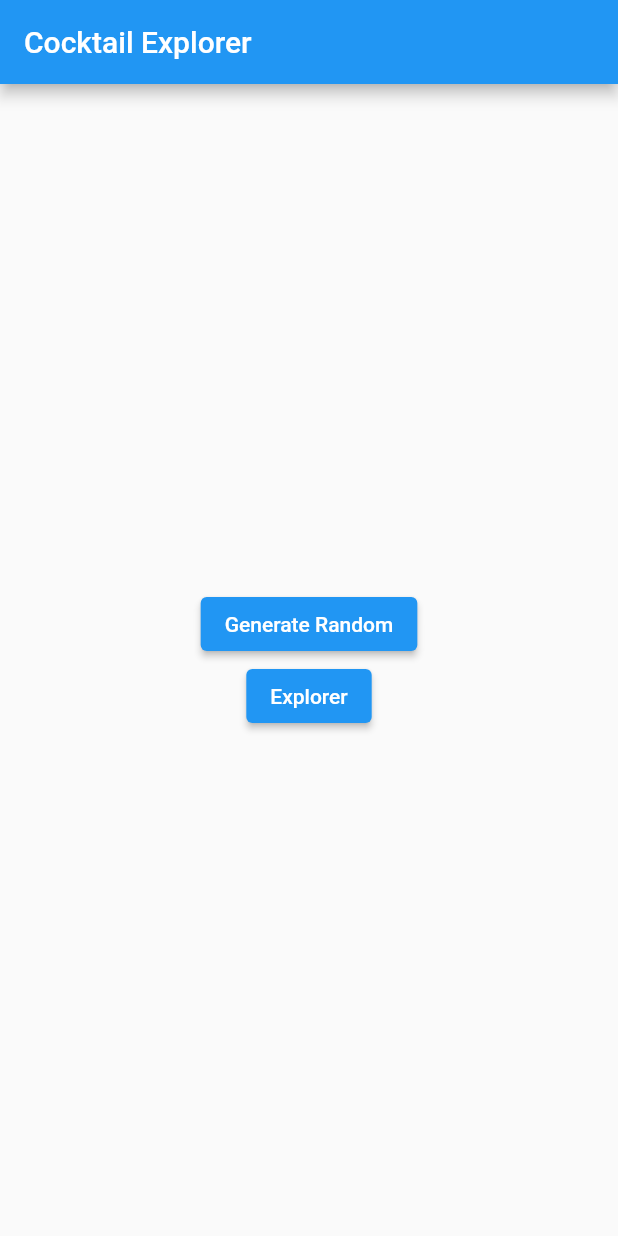
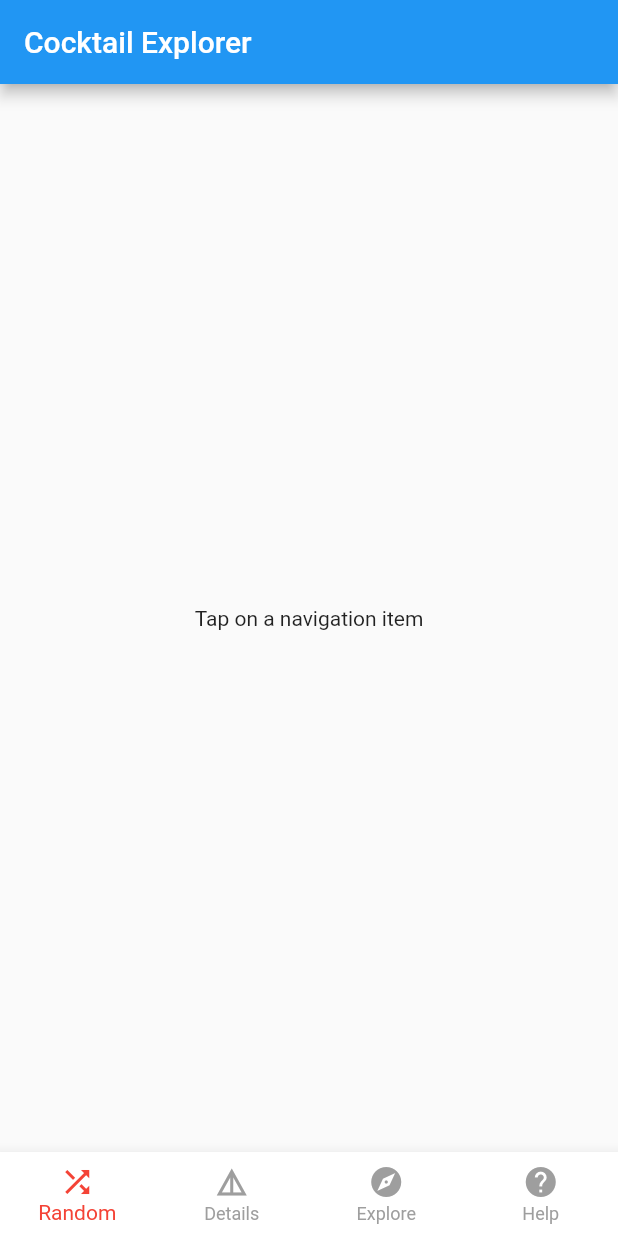
Before and after one commit to rowan888/Cocktail_App_1, a Flutter app: the screen it shows after launch, on a phone screen of 412 x 824 dp. Run offline on Flutter 3.47's test engine with Material 2 defaults, Android fonts, the phone set to English and light mode, and no system bars.

Commit message:
Added general design improvements

```diff
--- a/lib/explorer_page.dart
+++ b/lib/explorer_page.dart
@@ -91,9 +91,7 @@ class _CocktailExplorerState extends State<CocktailExplorer> {
   @override
   Widget build(BuildContext context) {
     return Scaffold(
-      appBar: AppBar(
-        title: Text('Cocktail Explorer'),
-      ),
+
       body: Column(
         children: <Widget>[
           Padding(
--- /dev/null
+++ b/lib/help_page.dart
@@ -0,0 +1,15 @@
+import 'package:flutter/material.dart';
+
+class HelpPage extends StatelessWidget {
+  @override
+  Widget build(BuildContext context) {
+    return Scaffold(
+      appBar: AppBar(
+        title: Text('Help'),
+      ),
+      body: Center(
+        child: Text('Help Page', style: TextStyle(fontSize: 24)),
+      ),
+    );
+  }
+}
--- a/lib/home_page.dart
+++ b/lib/home_page.dart
@@ -10,67 +10,89 @@ class HomePage extends StatefulWidget {
 }
 
 class _HomePageState extends State<HomePage> {
+  int _currentIndex = 0; // Current index for the BottomNavigationBar
   Map<String, dynamic>? cocktail; // Declares a variable to hold the cocktail data
-  bool showDetailsButton = false; // Declares a variable to control the visibility of the details button
+  bool showDetailsIndicator = false; // Declares a variable to control the visibility of the indicator
 
-  @override
-  Widget build(BuildContext context) {
-    return Scaffold(
-      appBar: AppBar(
-        title: Text('Cocktail Explorer '),
-      ),
-      body: Center(
-        child: Column(
-          mainAxisAlignment: MainAxisAlignment.center,
-          children: <Widget>[
-            ElevatedButton(
-              child: Text('Generate Random'),
-              onPressed: () async {
-                await fetchCocktail(); // Fetches a random cocktail
-                if (cocktail != null) {
-                  // If the cocktail data is not null, show the details button
-                  setState(() {
-                    showDetailsButton = true;
-                  });
-                }
-              },
-            ),
-            if (showDetailsButton) // If showDetailsButton is true, show the details button
-              ElevatedButton(
-                child: Text('View Details'),
-                onPressed: () {
-                  // Navigate to the details page
-                  Navigator.push(
-                    context,
-                    MaterialPageRoute(builder: (context) => DetailsPage(cocktail: cocktail!)),
-                  );
-                },
-              ),
-            ElevatedButton(
-              child: Text('Explorer'),
-              onPressed: () {
-                // Navigate to the CocktailExplorer page
-                Navigator.push(
-                  context,
-                  MaterialPageRoute(builder: (context) => CocktailExplorer()),
-                );
-              },
-            ),
-          ],
-        ),
-      ),
-    );
-  }
-
+  // Function to fetch random cocktail data
   Future<void> fetchCocktail() async {
     try {
       final response = await http.get(Uri.parse('https://www.thecocktaildb.com/api/json/v1/1/random.php'));
       final Map<String, dynamic> newCocktail = json.decode(response.body)['drinks'][0];
       setState(() {
         cocktail = newCocktail;
+        showDetailsIndicator = true; // Enable the indicator when data is fetched
+        // Do not change _currentIndex here, just update the indicator
+        // Update the "Details" tab label with a badge
+        navBarItems[1] = BottomNavigationBarItem(
+          icon: Icon(Icons.details),
+          label: 'Details${showDetailsIndicator ? '  ●' : ''}',
+        );
       });
     } catch (e) {
       print('Failed to fetch cocktail: $e');
     }
   }
+
+  // Function to handle navigation bar tap
+  void onTabTapped(int index) {
+    setState(() {
+      _currentIndex = index;
+      if (_currentIndex == 1 && cocktail != null) { // Make sure there is a cocktail data to show
+        showDetailsIndicator = false; // Reset the indicator when navigating to details
+        // Update the "Details" tab label without the badge
+        navBarItems[1] = BottomNavigationBarItem(
+          icon: Icon(Icons.details),
+          label: 'Details',
+        );
+        Navigator.push(
+          context,
+          MaterialPageRoute(builder: (context) => DetailsPage(cocktail: cocktail!)),
+        );
+      }
+      if (_currentIndex == 0) {
+        fetchCocktail();
+      }
+    });
+  }
+
+  List<BottomNavigationBarItem> navBarItems = [
+    BottomNavigationBarItem(
+      icon: Icon(Icons.shuffle),
+      label: 'Random',
+    ),
+    BottomNavigationBarItem(
+      icon: Icon(Icons.details),
+      label: 'Details',
+    ),
+    BottomNavigationBarItem(
+      icon: Icon(Icons.explore),
+      label: 'Explore',
+    ),
+    BottomNavigationBarItem(
+      icon: Icon(Icons.help),
+      label: 'Help',
+    ),
+  ];
+
+  @override
+  Widget build(BuildContext context) {
+    return Scaffold(
+      appBar: AppBar(
+        title: Text('Cocktail Explorer'),
+      ),
+      body: _currentIndex == 2
+          ? CocktailExplorer()
+          : Center(child: Text('Tap on a navigation item')), // Placeholder for other indices
+      bottomNavigationBar: BottomNavigationBar(
+        onTap: onTabTapped,
+        currentIndex: _currentIndex,
+        items: navBarItems,
+        selectedItemColor: Colors.red, // Change selected item color to dark red
+        unselectedItemColor: Colors.grey, // Unselected items are grey
+        backgroundColor: Colors.white, // Background is white
+        type: BottomNavigationBarType.fixed, // Fix the navigation bar items to equally spaced
+      ),
+    );
+  }
 }
--- a/pubspec.yaml
+++ b/pubspec.yaml
@@ -12,6 +12,8 @@ dependencies:
   flutter:
     sdk: flutter
   http: ^0.13.3
+  badges: ^2.0.2
+
 
   english_words: ^4.0.0
   provider: ^6.0.0
```
Also changed, not shown: lib/details_page.dart (+18 -14 lines), pubspec.lock.
